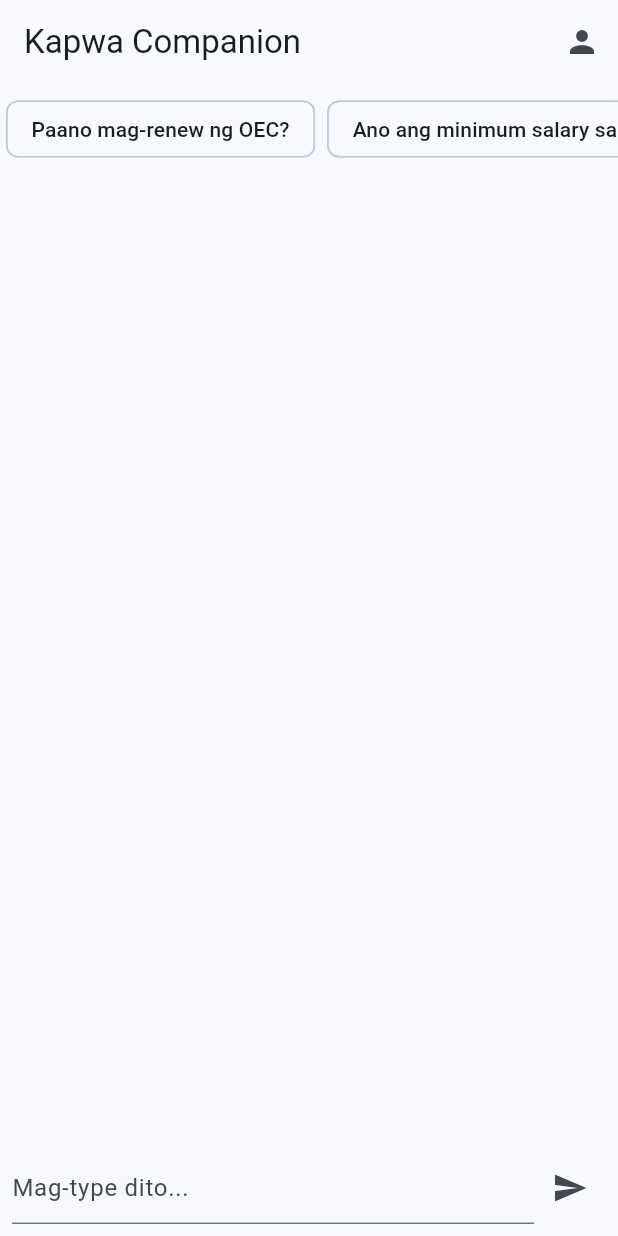
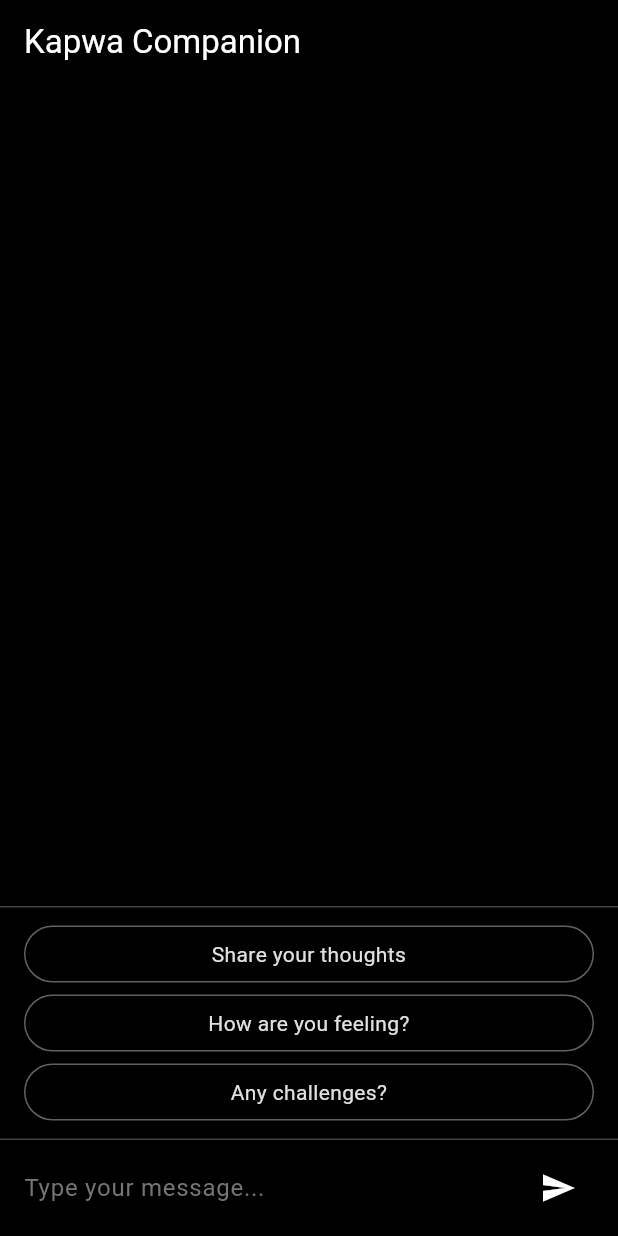
Before and after one commit to billee/podcasts, a Flutter app: the screen it shows after launch, after a tap on the "send" icon, on a phone screen of 412 x 824 dp. Run offline on Flutter 3.47's test engine with Material 3 defaults, Android fonts, the phone set to English and light mode, and no system bars; our stand-ins replace cloud_firestore, firebase_auth, firebase_core; accounts and stored records are empty.

```diff
--- a/lib/screens/chat_screen.dart
+++ b/lib/screens/chat_screen.dart
@@ -1,7 +1,4 @@
-// lib/screens/chat_screen.dart
 import 'package:flutter/material.dart';
-import 'package:firebase_auth/firebase_auth.dart';
-import 'package:firebase_core/firebase_core.dart';
 
 class ChatScreen extends StatefulWidget {
   const ChatScreen({super.key});
@@ -10,164 +7,133 @@ class ChatScreen extends StatefulWidget {
   State<ChatScreen> createState() => _ChatScreenState();
 }
 
-
-
-
 class _ChatScreenState extends State<ChatScreen> {
-  final List<ChatMessage> _messages = [];
-  final TextEditingController _textController = TextEditingController();
-  bool _isLoading = false;
-  final _scrollController = ScrollController();
-
-  // Cached responses for common OFW concerns
-  final Map<String, List<String>> _cachedResponses = {
-    'homesick': [
-      '💙 Alam kong mahirap malayo sa pamilya. Kaya mo yan, kabayan!',
-      '📞 Gusto mo bang mag-schedule ng video call sa inyong pamilya?'
-    ],
-    'oec': [
-      '📄 Para sa OEC renewal, kailangan ng: 1) Passport, 2) Kontrata, 3) OWWA membership. Pwede ko bang i-direct sa official website?',
-    ],
-    'salary': [
-      '💼 Ayon sa batas, dapat bayaran kayo ng hindi bababa sa \$450 monthly. Gusto mo ng tulong para i-report ito?',
-    ]
-  };
-
-  // Common OFW questions as suggestions
-  final List<String> _suggestions = [
-    'Paano mag-renew ng OEC?',
-    'Ano ang minimum salary sa UAE?',
-    'Pano labanan ang homesickness?'
+  final TextEditingController _messageController = TextEditingController();
+  final List<String> _messages = [];
+  final List<String> _allSuggestions = [
+    "How are you feeling?",
+    "Share your thoughts",
+    "Today's highlights?",
+    "Any challenges?",
+    "Need support?",
+    "What are you grateful for?",
+    "Recent accomplishments?",
+    "Something bothering you?",
   ];
+  List<String> _currentSuggestions = [];
 
   @override
   void initState() {
     super.initState();
-    _initializeFirebase();
+    _refreshSuggestions();
   }
 
-  Future<void> _initializeFirebase() async {
-    await Firebase.initializeApp();
-    await FirebaseAuth.instance.signInAnonymously();
+  void _refreshSuggestions() {
+    _allSuggestions.shuffle();
+    _currentSuggestions = _allSuggestions.sublist(0, 3);
   }
 
-  void _sendMessage(String text) async {
-    if (text.isEmpty) return;
+  void _sendMessage(String message) {
+    if (message.isEmpty) return;
 
-    // Add user message
-    setState(() {
-      _messages.add(ChatMessage(text, isUser: true));
-      _textController.clear();
-      _isLoading = true;
-    });
-
-    // Check cache first
-    final cachedResponse = _checkCache(text);
-    if (cachedResponse != null) {
-      _showCachedResponse(cachedResponse);
-    } else {
-      // Simulate slow LLM response
-      await _simulateLlamaResponse(text);
-    }
-
-    // Scroll to bottom
-    _scrollController.jumpTo(_scrollController.position.maxScrollExtent);
+    // Separate message handling
+    _addMessages(message);
+    _clearInput();
   }
 
-  String? _checkCache(String query) {
-    final key = _cachedResponses.keys.firstWhere(
-          (key) => query.toLowerCase().contains(key),
-      orElse: () => '',
-    );
-    return key.isNotEmpty ? _cachedResponses[key]!.first : null;
-  }
-
-  void _showCachedResponse(String response) {
+  // New method for message handling
+  void _addMessages(String userMessage) {
     setState(() {
-      _messages.add(ChatMessage(response));
-      _isLoading = false;
+      _messages.add(userMessage);
+      _messages.add(_getBotResponse(userMessage));
+      _refreshSuggestions();
     });
   }
 
-  Future<void> _simulateLlamaResponse(String query) async {
-    // In real implementation, call your Llama API here
-    await Future.delayed(const Duration(seconds: 3));
-
-    setState(() {
-      _messages.add(ChatMessage(
-        '🤖 (LLM) Alam kong nahihirapan ka... ${_culturalLoadingMessages().first}',
-        isLlama: true,
-      ));
-      _isLoading = false;
-    });
+// New method for input cleanup
+  void _clearInput() {
+    _messageController.clear();
   }
 
-  List<String> _culturalLoadingMessages() => [
-    'Nag-iisip ako nang mabuti, parang paghihintay ng remittance...',
-    'Sandali lang, kapatid. Para to sa ikabubuti natin.',
-    'Kasing bilis ng padala ng pera! Konting pasensya...',
-  ];
+  String _getBotResponse(String userMessage) {
+    final responses = [
+      "That's interesting. Can you tell me more about that?",
+      "Thank you for sharing. How did that make you feel?",
+      "I appreciate you opening up about this. Let's explore that further.",
+      "That sounds important. What would you like to do next?",
+      "I'm here to listen. Please continue when you're ready.",
+    ];
+    return responses[_messages.length % responses.length];
+  }
 
   @override
   Widget build(BuildContext context) {
     return Scaffold(
+      backgroundColor: Colors.black,
       appBar: AppBar(
-        title: const Text('Kapwa Companion'),
-        actions: [
-          IconButton(
-            icon: const Icon(Icons.person),
-            onPressed: () => _showCulturalAuthDialog(),
-          )
-        ],
+        backgroundColor: Colors.black,
+        title: const Text(
+          'Kapwa Companion',
+          style: TextStyle(color: Colors.white),
+        ),
       ),
       body: Column(
         children: [
-          // Suggestion Chips
-          SizedBox(
-            height: 60,
-            child: ListView(
-              scrollDirection: Axis.horizontal,
-              children: _suggestions.map((text) => Padding(
-                padding: const EdgeInsets.symmetric(horizontal: 4),
-                child: ActionChip(
-                  label: Text(text),
-                  onPressed: () => _sendMessage(text),
-                ),
-              )).toList(),
-            ),
-          ),
-
-          // Chat Messages
           Expanded(
             child: ListView.builder(
-              controller: _scrollController,
-              itemCount: _messages.length + (_isLoading ? 1 : 0),
+              reverse: true,
+              padding: const EdgeInsets.all(8),
+              itemCount: _messages.length,
               itemBuilder: (context, index) {
-                if (index >= _messages.length) {
-                  return _buildLoadingIndicator();
-                }
-                return _messages[index];
+                final message = _messages[_messages.length - 1 - index];
+                return MessageBubble(
+                  message: message,
+                  isUser: index % 2 == 0,
+                );
               },
             ),
           ),
-
-          // Input Area
-          Padding(
-            padding: const EdgeInsets.all(8.0),
+          // Suggestions Container
+          Container(
+            padding: const EdgeInsets.symmetric(vertical: 8),
+            decoration: BoxDecoration(
+              border: Border(
+                top: BorderSide(color: Colors.grey[800]!),
+                bottom: BorderSide(color: Colors.grey[800]!),
+              ),
+            ),
+            child: Column(
+              children: _currentSuggestions
+                  .map((suggestion) => SuggestionItem(
+                text: suggestion,
+                onTap: () => _sendMessage(suggestion),
+              ))
+                  .toList(),
+            ),
+          ),
+          // Input Container
+          Container(
+            padding: const EdgeInsets.symmetric(
+              horizontal: 16,
+              vertical: 8,
+            ),
+            color: Colors.black,
             child: Row(
               children: [
                 Expanded(
                   child: TextField(
-                    controller: _textController,
-                    decoration: const InputDecoration(
-                      hintText: 'Mag-type dito...',
+                    controller: _messageController,
+                    style: const TextStyle(color: Colors.white),
+                    decoration: InputDecoration(
+                      hintText: 'Type your message...',
+                      hintStyle: TextStyle(color: Colors.grey[600]),
+                      border: InputBorder.none,
                     ),
-                    onSubmitted: _sendMessage,
                   ),
                 ),
                 IconButton(
-                  icon: const Icon(Icons.send),
-                  onPressed: () => _sendMessage(_textController.text),
+                  icon: const Icon(Icons.send, color: Colors.white),
+                  onPressed: () => _sendMessage(_messageController.text),
                 ),
               ],
             ),
@@ -176,69 +142,68 @@ class _ChatScreenState extends State<ChatScreen> {
       ),
     );
   }
+}
 
-  Widget _buildLoadingIndicator() {
-    return Padding(
-      padding: const EdgeInsets.all(8.0),
-      child: Column(
-        children: [
-          const CircularProgressIndicator(),
-          Text(
-            _culturalLoadingMessages()[DateTime.now().second % 3],
-            style: Theme.of(context).textTheme.bodySmall,
-          ),
-        ],
+class MessageBubble extends StatelessWidget {
+  final String message;
+  final bool isUser;
+
+  const MessageBubble({
+    super.key,
+    required this.message,
+    required this.isUser,
+  });
+
+  @override
+  Widget build(BuildContext context) {
+    return Align(
+      alignment: isUser ? Alignment.centerRight : Alignment.centerLeft,
+      child: Container(
+        margin: const EdgeInsets.symmetric(vertical: 4, horizontal: 8),
+        padding: const EdgeInsets.symmetric(horizontal: 16, vertical: 10),
+        decoration: BoxDecoration(
+          color: isUser ? Colors.blue[800] : Colors.grey[900],
+          borderRadius: BorderRadius.circular(20),
+        ),
+        child: Text(
+          message,
+          style: const TextStyle(color: Colors.white),
+        ),
       ),
     );
   }
+}
 
-  void _showCulturalAuthDialog() {
-    showDialog(
-      context: context,
-      builder: (context) => AlertDialog(
-        title: const Text('Mag-sign up para sa mas mabilis na tulong!'),
-        content: const Text('Makakuha ng:'
-            '\n✅ Unlimited na sagot'
-            '\n✅ Mabilis na response'
-            '\n✅ Mga eksklusibong tips'),
-        actions: [
-          TextButton(
-            onPressed: () => Navigator.pop(context),
-            child: const Text('Hindi muna'),
-          ),
-          ElevatedButton(
-            onPressed: () => _navigateToSignUp(),
-            child: const Text('Mag-sign Up'),
-          ),
-        ],
+class SuggestionItem extends StatelessWidget {
+  final String text;
+  final VoidCallback onTap;
+
+  const SuggestionItem({
+    super.key,
+    required this.text,
+    required this.onTap,
+  });
+
+  @override
+  Widget build(BuildContext context) {
+    return GestureDetector(
+      onTap: onTap,
+      child: Container(
+        width: double.infinity,
+        margin: const EdgeInsets.symmetric(vertical: 4, horizontal: 16),
+        padding: const EdgeInsets.symmetric(vertical: 8, horizontal: 16),
+        decoration: BoxDecoration(
+          border: Border.all(color: Colors.grey[700]!),
+          borderRadius: BorderRadius.circular(20),
+        ),
+        child: Text(
+          text,
+          textAlign: TextAlign.center,
+          style: TextStyle(
+              color: Colors.grey[300],
+              fontSize: 14),
+        ),
       ),
     );
   }
-
-  void _navigateToSignUp() {
-    // Implement your sign up flow
-  }
 }
-
-class ChatMessage extends StatelessWidget {
-  final String text;
-  final bool isUser;
-  final bool isLlama;
-
-  const ChatMessage(this.text, {this.isUser = false, this.isLlama = false});
-
-  @override
-  Widget build(BuildContext context) {
-    return Container(
-      margin: const EdgeInsets.symmetric(vertical: 4, horizontal: 8),
-      padding: const EdgeInsets.all(12),
-      decoration: BoxDecoration(
-        color: isUser
-            ? Colors.blue[100]
-            : (isLlama ? Colors.grey[200] : Colors.green[100]),
-        borderRadius: BorderRadius.circular(12),
-      ),
-      child: Text(text),
-    );
-  }
-}
```
Also changed, not shown: lib/services/rag_service.dart (added, +23 -0 lines), firebase.json, 3 other files.
